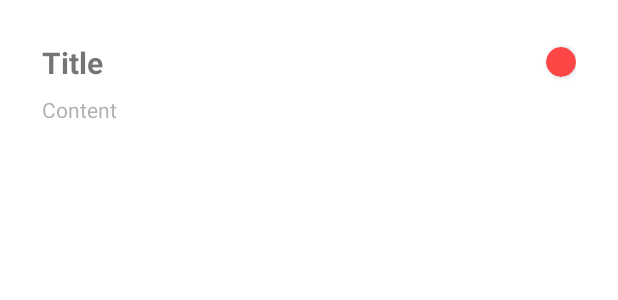
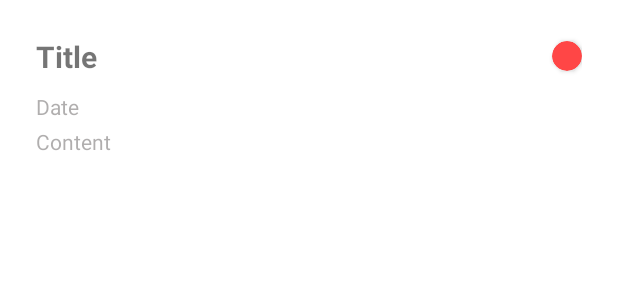
Before and after one commit to kevinyya/DailyTodo, an Android app: the layout task_row_view.xml on its own in the app's theme, with its tools: preview values and no code run, on a phone screen of 412 x 824 dp. Shown: the top 300 px of the screen. Run offline under Robolectric (Android 15) with nearby library versions, the phone set to English and light mode, and no system bars.

Commit message:
Display tasks on RecyclerView

```diff
--- a/app/src/main/java/com/example/dailytodo/AddActivity.kt
+++ b/app/src/main/java/com/example/dailytodo/AddActivity.kt
@@ -11,8 +11,10 @@ import android.widget.EditText
 import android.widget.Spinner
 import android.widget.Toolbar
 import android.app.DatePickerDialog
+import android.content.Intent
 import androidx.activity.viewModels
 import androidx.appcompat.app.AppCompatActivity
+import androidx.core.content.ContentProviderCompat.requireContext
 import androidx.core.content.ContextCompat
 import androidx.fragment.app.viewModels
 import com.example.dailytodo.data.Priority
@@ -92,6 +94,11 @@ class AddActivity : AppCompatActivity() {
             // Log.d("Debug", "Date: " + newTask.date.toString())
             // Log.d("Debug", "Date: " + Date(newTask.date).toString())
 
+            taskViewModel.insertTask(newTask)
+            // val intent = Intent(this, MainActivity::class.java)
+            // startActivity(intent)
+            finish()
+
         } else {
             // Snackbar popup
             Snackbar.make(findViewById(android.R.id.content),
--- a/app/src/main/java/com/example/dailytodo/ui/task/TaskAdapter.kt
+++ b/app/src/main/java/com/example/dailytodo/ui/task/TaskAdapter.kt
@@ -10,6 +10,7 @@ import androidx.recyclerview.widget.RecyclerView
 import com.example.dailytodo.R
 import com.example.dailytodo.data.Priority
 import com.example.dailytodo.data.TaskData
+import java.text.SimpleDateFormat
 
 class TaskAdapter : RecyclerView.Adapter<TaskAdapter.TaskViewHolder>() {
 
@@ -19,6 +20,7 @@ class TaskAdapter : RecyclerView.Adapter<TaskAdapter.TaskViewHolder>() {
         val titleTV = itemView.findViewById<TextView>(R.id.titleTV)
         val contentTV = itemView.findViewById<TextView>(R.id.contentTV)
         val priorityCard = itemView.findViewById<CardView>(R.id.priorityCard)
+        val dateTV = itemView.findViewById<TextView>(R.id.dateTV)
     }
 
     override fun onCreateViewHolder(parent: ViewGroup, viewType: Int): TaskViewHolder {
@@ -31,8 +33,12 @@ class TaskAdapter : RecyclerView.Adapter<TaskAdapter.TaskViewHolder>() {
     }
 
     override fun onBindViewHolder(holder: TaskViewHolder, position: Int) {
+        // Date Format
+        val formatDate = SimpleDateFormat(holder.itemView.context.getString(R.string.date_format))
+        // Display View
         holder.titleTV.text = taskList[position].title
         holder.contentTV.text = taskList[position].content
+        holder.dateTV.text = formatDate.format(taskList[position].date)
         val priority = taskList[position].priority
         when (priority) {
             Priority.LOW -> holder.priorityCard.setCardBackgroundColor(
@@ -50,6 +56,6 @@ class TaskAdapter : RecyclerView.Adapter<TaskAdapter.TaskViewHolder>() {
 
     fun setData(taskList: List<TaskData>) {
         this.taskList = taskList
-
+        notifyDataSetChanged()
     }
 }
--- a/app/src/main/java/com/example/dailytodo/ui/task/TaskFragment.kt
+++ b/app/src/main/java/com/example/dailytodo/ui/task/TaskFragment.kt
@@ -45,6 +45,7 @@ class TaskFragment : Fragment() {
 
         // Observe LiveData
         taskViewModel.getAllTasks.observe(viewLifecycleOwner, Observer { data ->
+            Log.d("Debug", "Data Changed");
             taskAdapter.setData(data)
         })
 
--- a/app/src/main/res/layout/task_row_view.xml
+++ b/app/src/main/res/layout/task_row_view.xml
@@ -1,9 +1,11 @@
 <?xml version="1.0" encoding="utf-8"?>
-<androidx.constraintlayout.widget.ConstraintLayout xmlns:android="http://schemas.android.com/apk/res/android"
+<LinearLayout xmlns:android="http://schemas.android.com/apk/res/android"
     android:layout_width="match_parent"
-    android:layout_height="match_parent"
+    android:layout_height="wrap_content"
     xmlns:app="http://schemas.android.com/apk/res-auto"
-    android:layout_margin="4dp">
+    android:background="@color/white"
+    android:foreground="?attr/selectableItemBackground"
+    android:orientation="vertical">
 
     <LinearLayout
         android:id="@+id/taskLL"
@@ -11,9 +13,7 @@
         android:layout_height="wrap_content"
         android:orientation="vertical"
         android:gravity="center_vertical"
-        android:padding="16dp"
-        app:layout_constraintStart_toStartOf="parent"
-        app:layout_constraintEnd_toEndOf="parent" >
+        android:padding="16dp" >
 
         <LinearLayout
             android:layout_width="match_parent"
@@ -41,15 +41,28 @@
         </LinearLayout>
 
         <TextView
+            android:id="@+id/dateTV"
+            android:layout_width="wrap_content"
+            android:layout_height="wrap_content"
+            android:gravity="center"
+            android:text="Date"
+            android:textColor="@color/gray"
+            android:paddingTop="2dp"
+            android:paddingBottom="2dp"
+            android:layout_marginStart="8dp"
+            />
+
+        <TextView
             android:id="@+id/contentTV"
             android:layout_width="wrap_content"
-            android:layout_height="16dp"
+            android:layout_height="wrap_content"
             android:gravity="center"
             android:text="Content"
             android:textColor="@color/gray"
-            android:layout_marginStart="8dp"
-            app:layout_constraintStart_toStartOf="@id/taskLL" />
+            android:paddingTop="2dp"
+            android:paddingBottom="2dp"
+            android:layout_marginStart="8dp" />
 
     </LinearLayout>
 
-</androidx.constraintlayout.widget.ConstraintLayout>
+</LinearLayout>
```
